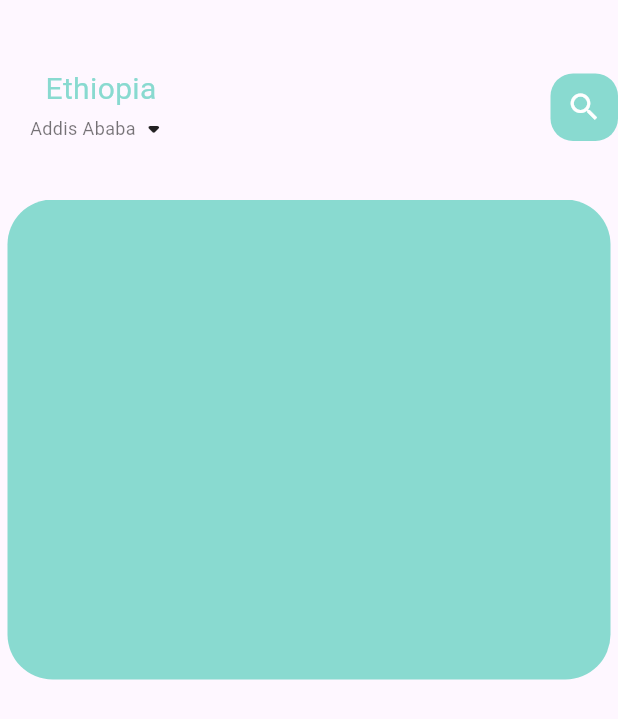
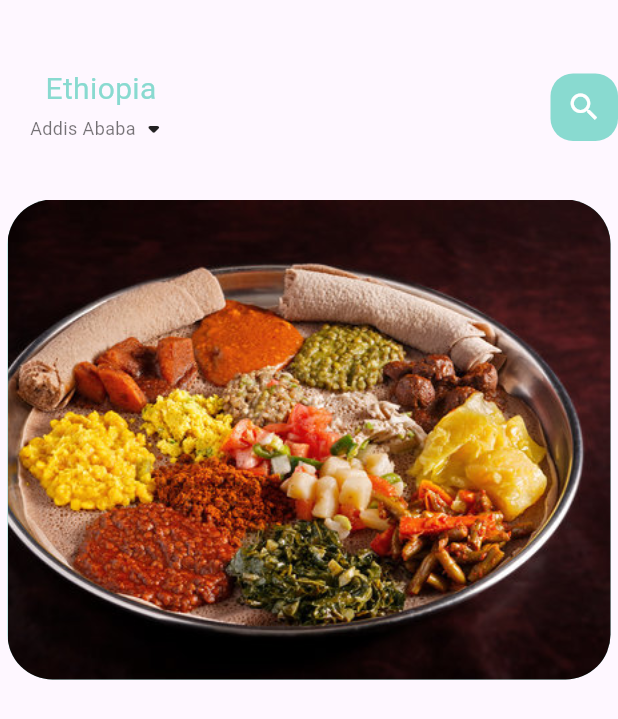
Before and after one commit to Melat369/amberrestaurant, a Flutter app: the screen it shows after launch, on a phone screen of 412 x 824 dp. Shown: the top 719 px of the screen. Run offline on Flutter 3.47's test engine with Material 2 defaults, Android fonts, the phone set to English and light mode, and no system bars.

Commit message:
added images for the food menu section

```diff
--- a/lib/home/food_page_body.dart
+++ b/lib/home/food_page_body.dart
@@ -14,6 +14,9 @@ class _FoodPageBodyState extends State<FoodPageBody> {
   @override
   Widget build(BuildContext context) {
     return Container(
+
+      //specifying the height is mandatory in order for the
+      //horizontal scrolling to work
       height:320,
       child: PageView.builder(
         //this will count the number of items that
@@ -34,7 +37,13 @@ class _FoodPageBodyState extends State<FoodPageBody> {
       margin:EdgeInsets.only(left:5, right:5),
       decoration:BoxDecoration(
         borderRadius: BorderRadius.circular(30),
-        color: AppColors.mainColor
+        color: index.isEven?AppColors.mainColor: AppColors.iconColor2,
+        image: DecorationImage(
+          fit:BoxFit.cover,
+          image: AssetImage(
+            "assets/images/food1.jpg"
+          )
+        )
       )
     );
   }
--- a/pubspec.yaml
+++ b/pubspec.yaml
@@ -59,8 +59,8 @@ flutter:
   uses-material-design: true
 
   # To add assets to your application, add an assets section, like this:
-  # assets:
-  #   - images/a_dot_burr.jpeg
+  assets:
+    - assets/images/
   #   - images/a_dot_ham.jpeg
 
   # An image asset can refer to one or more resolution-specific "variants", see
```
Also changed, not shown: assets/images/food1.jpg (added), assets/images/food2.jpeg (added), assets/images/food3.jpeg (added), assets/images/food4.jpeg (added), assets/images/food5.jpeg (added), assets/images/food6.jpeg (added), assets/images/food7.jpeg (added).
